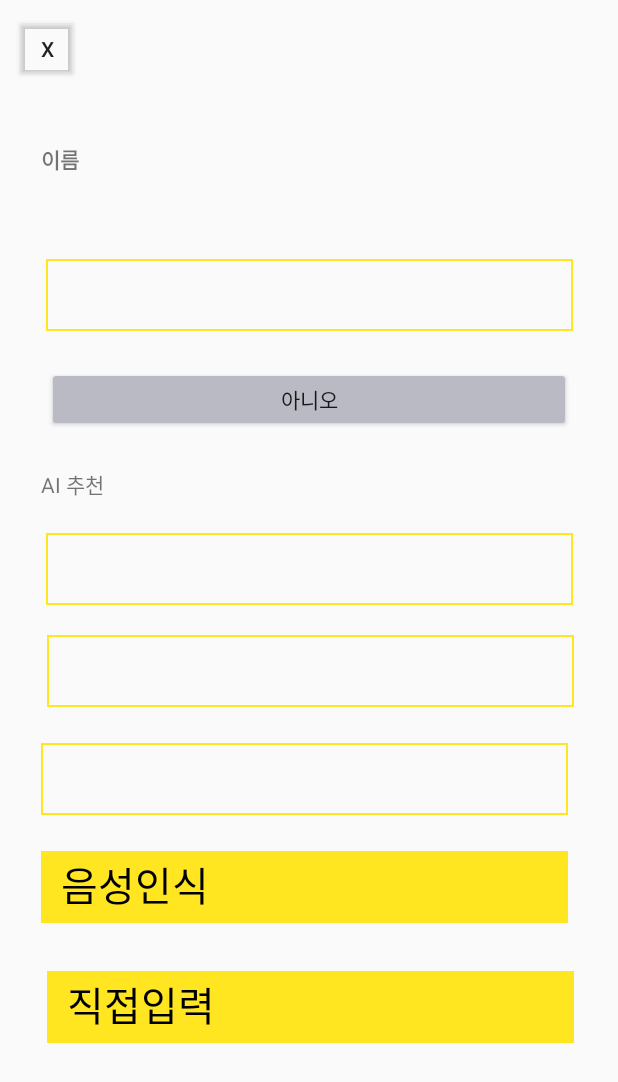
After one commit to Knock-financial-app/Knock-fin-app, an Android app built with Jetpack Compose: the EditNameActivity screen opened directly, with no data from a screen before it, on a phone screen of 412 x 824 dp. The commit adds this screen. Shown: the top 1082 px of the screen. Run offline under Robolectric (Android 15) with nearby library versions, the phone set to English and light mode, and no system bars.

Commit message:
feat: 이름 확인 페이지 구현

```diff
--- /dev/null
+++ b/app/src/main/java/com/example/myapplication/ui/check/EditNameActivity.kt
@@ -0,0 +1,164 @@
+package com.example.myapplication.ui.check
+
+import android.content.Intent
+import android.os.Bundle
+import android.util.Log
+import android.widget.Button
+import androidx.appcompat.app.AppCompatActivity
+import androidx.lifecycle.lifecycleScope
+import com.example.myapplication.R
+import com.example.myapplication.network.GeminiApi
+import com.example.myapplication.network.GeminiClient
+import com.example.myapplication.network.GeminiRequest
+import com.example.myapplication.network.GeminiResponse
+import com.example.myapplication.view.TextboxView
+//import com.example.myapplication.BuildConfig
+import kotlinx.coroutines.Dispatchers
+import kotlinx.coroutines.launch
+import kotlinx.coroutines.withContext
+import okhttp3.OkHttpClient
+import retrofit2.Retrofit
+import retrofit2.converter.gson.GsonConverterFactory
+import java.util.Properties
+import java.util.concurrent.TimeUnit
+
+
+class EditNameActivity : AppCompatActivity() {
+    private lateinit var nameTextbox : TextboxView
+    private lateinit var aiTextbox1 : TextboxView
+    private lateinit var aiTextbox2 : TextboxView
+    private lateinit var aiTextbox3 : TextboxView
+    private lateinit var voiceTextbox : TextboxView
+    private lateinit var directTextbox : TextboxView
+
+    //private val geminiApiKey = "*****"
+
+    //private val nameCache = mutableMapOf<String, List<String>>()
+
+//    // ✅ Retrofit + OkHttpClient
+//    private val geminiApi: GeminiApi by lazy {
+//        val okHttpClient = OkHttpClient.Builder()
+//            .connectTimeout(5, TimeUnit.SECONDS) // 연결 최대 5초
+//            .readTimeout(15, TimeUnit.SECONDS)   // 응답 최대 15초
+//            .retryOnConnectionFailure(true)
+//            .build()
+//
+//        val retrofit = Retrofit.Builder()
+//            .baseUrl("https://generativelanguage.googleapis.com/") // 실제 Gemini API URL
+//            .client(okHttpClient)
+//            .addConverterFactory(GsonConverterFactory.create())
+//            .build()
+//
+//        retrofit.create(GeminiApi::class.java)
+//    }
+
+    override fun onCreate(savedInstanceState: Bundle?) {
+        super.onCreate(savedInstanceState)
+        setContentView(R.layout.activity_edit_name)
+
+        nameTextbox = findViewById(R.id.NameTextbox)
+        aiTextbox1 = findViewById(R.id.AiTextbox1)
+        aiTextbox2 = findViewById(R.id.AiTextbox2)
+        aiTextbox3 = findViewById(R.id.AiTextbox3)
+        voiceTextbox = findViewById(R.id.VoiceTextbox)
+        directTextbox = findViewById(R.id.DirectTextbox)
+
+        voiceTextbox.setText("음성인식")
+        directTextbox.setText("직접입력")
+
+        //TODO intent 넘길 때 추천 이름 담아서 넘기기 or 데이터 받아서 set하기
+        listOf(aiTextbox1, aiTextbox2, aiTextbox3).forEach { aiBox ->
+            aiBox.setOnClickListener { nameTextbox.setText(aiBox.getText()) }
+        }
+
+        voiceTextbox.setOnClickListener{
+            //TODO 음성인식 기능
+        }
+        directTextbox.setOnClickListener{
+            //TODO 직접수정 기능
+        }
+
+        val noButton = findViewById<Button>(R.id.NoButton)
+        val xButton = findViewById<Button>(R.id.Xbutton)
+
+        noButton.setOnClickListener{
+            val name = nameTextbox.getText()
+            val intent = Intent(this, EditNameActivity::class.java)
+            intent.putExtra("name", name)
+            startActivity(intent)
+        }
+
+        xButton.setOnClickListener{
+            //TODO 메인페이지 구현 이후 연결
+            finish()
+        }
+
+        val name = intent.getStringExtra("name")
+        if (name != null) {
+            nameTextbox.setText(name)
+            //fetchRecommendedNames(name)
+        }
+    }
+
+//    private fun fetchRecommendedNames(baseName: String) {
+//        // 캐시 있으면 바로 세팅
+//        nameCache[baseName]?.let { cachedNames ->
+//            setNames(cachedNames)
+//            return
+//        }
+//
+//        // 로딩 표시
+//        aiTextbox1.setText("로딩중...")
+//        aiTextbox2.setText("로딩중...")
+//        aiTextbox3.setText("로딩중...")
+//
+//        lifecycleScope.launch {
+//            try {
+//                val prompt = "\"$baseName\"와 비슷한 한국 이름 3개만 한 줄씩 써줘."
+//
+//                // ✅ API 호출
+//                val response: GeminiResponse = withContext(Dispatchers.IO) {
+//                    geminiApi.generateContent(
+//                        apiKey = geminiApiKey,
+//                        request = GeminiRequest.fromPrompt(prompt)
+//                    )
+//                }
+//
+//                val names = parseNames(response)
+//                nameCache[baseName] = names // 캐싱
+//                setNames(names)
+//
+//            } catch (e: Exception) {
+//                Log.e("GeminiAPI", "Error: ${e.message}", e)
+//                aiTextbox1.setText("오류 발생")
+//                aiTextbox2.setText("다시 시도해주세요")
+//                aiTextbox3.setText("")
+//            }
+//        }
+//    }
+//
+//    // 응답에서 이름만 추출
+//    private fun parseNames(response: GeminiResponse): List<String> {
+//        val text = response.candidates
+//            ?.firstOrNull()
+//            ?.content
+//            ?.parts
+//            ?.firstOrNull()
+//            ?.text
+//
+//        return text
+//            ?.split("\n")
+//            ?.map { it.trim() }
+//            ?.filter { it.isNotEmpty() && !it.contains(":") && !it.startsWith("-") }
+//            ?.take(3)
+//            ?: listOf("추천1", "추천2", "추천3")
+//    }
+//
+//    // UI에 이름 세팅
+//    private fun setNames(names: List<String>) {
+//        aiTextbox1.setText(names.getOrNull(0) ?: "추천1")
+//        aiTextbox2.setText(names.getOrNull(1) ?: "추천2")
+//        aiTextbox3.setText(names.getOrNull(2) ?: "추천3")
+//    }
+//
+}
--- a/app/src/main/java/com/example/myapplication/IdCardRecognitionActivity.kt
+++ b/app/src/main/java/com/example/myapplication/ui/idcard/IdCardRecognitionActivity.kt
@@ -1,4 +1,4 @@
-package com.example.myapplication
+package com.example.myapplication.ui.idcard
 
 import android.Manifest
 import android.content.Intent
@@ -13,6 +13,7 @@ import androidx.camera.lifecycle.ProcessCameraProvider
 import androidx.camera.view.PreviewView
 import androidx.core.app.ActivityCompat
 import androidx.core.content.ContextCompat
+import com.example.myapplication.R
 import com.example.myapplication.data.IdCardInfo
 import com.example.myapplication.view.OverlayView
 import com.google.mlkit.vision.common.InputImage
--- a/app/src/main/java/com/example/myapplication/IdCardResulActivity.kt
+++ b/app/src/main/java/com/example/myapplication/ui/idcard/IdCardResulActivity.kt
@@ -1,4 +1,4 @@
-package com.example.myapplication
+package com.example.myapplication.ui.idcard
 
 import android.graphics.BitmapFactory
 import android.os.Bundle
@@ -6,6 +6,7 @@ import android.widget.Button
 import android.widget.ImageView
 import android.widget.TextView
 import androidx.appcompat.app.AppCompatActivity
+import com.example.myapplication.R
 import com.example.myapplication.data.IdCardInfo
 import java.io.File
 
--- /dev/null
+++ b/app/src/main/java/com/example/myapplication/view/TextboxView.kt
@@ -0,0 +1,59 @@
+package com.example.myapplication.view
+
+import android.content.Context
+import android.graphics.Canvas
+import android.graphics.Color
+import android.graphics.Paint
+import android.util.AttributeSet
+import android.view.View
+import androidx.compose.ui.text.TextPainter.paint
+
+class TextboxView @JvmOverloads constructor(
+    context: Context,
+    attrs: AttributeSet? = null,
+    defStyleAttr: Int = 0
+) : View(context, attrs, defStyleAttr) {
+
+//    private val paint = Paint().apply {
+//        color = Color.WHITE       // 배경 색
+//        style = Paint.Style.FILL
+//        isAntiAlias = true
+//    }
+
+    private val borderPaint = Paint().apply {
+        color = Color.parseColor("#FFE621")    // 테두리 색
+        style = Paint.Style.STROKE
+        strokeWidth = 4f
+        isAntiAlias = true
+    }
+
+    private val textPaint = Paint().apply {
+        color = Color.BLACK
+        textSize = 40f
+        isAntiAlias = true
+    }
+
+    // 텍스트 저장용 프로퍼티
+    private var _text: String = ""
+
+    // getter / setter
+    fun getText(): String = _text
+
+    fun setText(value: String) {
+        _text = value
+        invalidate() // 값 바뀌면 다시 그리기
+    }
+
+    override fun onDraw(canvas: Canvas) {
+        super.onDraw(canvas)
+        // 배경 사각형
+//        canvas.drawRect(0f, 0f, width.toFloat(), height.toFloat(), paint)
+        // 테두리
+        canvas.drawRect(0f, 0f, width.toFloat(), height.toFloat(), borderPaint)
+
+        // 텍스트 중앙 정렬
+        val x = 20f
+        val y = height / 2f - (textPaint.descent() + textPaint.ascent()) / 2
+        canvas.drawText(_text, x, y, textPaint)
+    }
+}
--- /dev/null
+++ b/app/src/main/res/layout/activity_edit_name.xml
@@ -0,0 +1,123 @@
+<?xml version="1.0" encoding="utf-8"?>
+<androidx.constraintlayout.widget.ConstraintLayout xmlns:android="http://schemas.android.com/apk/res/android"
+    xmlns:app="http://schemas.android.com/apk/res-auto"
+    xmlns:tools="http://schemas.android.com/tools"
+    android:layout_width="match_parent"
+    android:layout_height="match_parent">
+
+    <Button
+        android:id="@+id/Xbutton"
+        android:layout_width="43dp"
+        android:layout_height="45dp"
+        android:layout_marginStart="10dp"
+        android:layout_marginTop="10dp"
+        android:backgroundTint="#00FFFFFF"
+        android:text="X"
+        app:layout_constraintStart_toStartOf="parent"
+        app:layout_constraintTop_toTopOf="parent" />
+
+    <TextView
+        android:id="@+id/Name"
+        android:layout_width="wrap_content"
+        android:layout_height="wrap_content"
+        android:layout_marginTop="40dp"
+        android:text="이름"
+        android:textStyle="bold"
+        app:layout_constraintEnd_toEndOf="parent"
+        app:layout_constraintHorizontal_bias="0.07"
+        app:layout_constraintStart_toStartOf="parent"
+        app:layout_constraintTop_toBottomOf="@+id/Xbutton" />
+
+    <view
+        android:id="@+id/NameTextbox"
+        class="com.example.myapplication.view.TextboxView"
+        android:layout_width="351dp"
+        android:layout_height="48dp"
+        android:layout_marginTop="56dp"
+        app:layout_constraintEnd_toEndOf="parent"
+        app:layout_constraintStart_toStartOf="parent"
+        app:layout_constraintTop_toBottomOf="@+id/Name" />
+
+    <view
+        android:id="@+id/AiTextbox1"
+        class="com.example.myapplication.view.TextboxView"
+        android:layout_width="351dp"
+        android:layout_height="48dp"
+        android:layout_marginTop="22dp"
+        app:layout_constraintEnd_toEndOf="parent"
+        app:layout_constraintStart_toStartOf="parent"
+        app:layout_constraintTop_toBottomOf="@+id/AiText" />
+
+    <view
+        android:id="@+id/AiTextbox2"
+        class="com.example.myapplication.view.TextboxView"
+        android:layout_width="351dp"
+        android:layout_height="48dp"
+        android:layout_marginTop="20dp"
+        app:layout_constraintEnd_toEndOf="parent"
+        app:layout_constraintHorizontal_bias="0.516"
+        app:layout_constraintStart_toStartOf="parent"
+        app:layout_constraintTop_toBottomOf="@+id/AiTextbox1" />
+
+    <view
+        android:id="@+id/AiTextbox3"
+        class="com.example.myapplication.view.TextboxView"
+        android:layout_width="351dp"
+        android:layout_height="48dp"
+        android:layout_marginTop="24dp"
+        app:layout_constraintEnd_toEndOf="parent"
+        app:layout_constraintHorizontal_bias="0.45"
+        app:layout_constraintStart_toStartOf="parent"
+        app:layout_constraintTop_toBottomOf="@+id/AiTextbox2" />
+
+    <view
+        android:id="@+id/VoiceTextbox"
+        class="com.example.myapplication.view.TextboxView"
+        android:layout_width="351dp"
+        android:layout_height="48dp"
+        android:layout_marginTop="24dp"
+        android:background="#FFE621"
+        app:layout_constraintEnd_toEndOf="parent"
+        app:layout_constraintHorizontal_bias="0.45"
+        app:layout_constraintStart_toStartOf="parent"
+        app:layout_constraintTop_toBottomOf="@+id/AiTextbox3" />
+
+    <view
+        android:id="@+id/DirectTextbox"
+        class="com.example.myapplication.view.TextboxView"
+        android:layout_width="351dp"
+        android:layout_height="48dp"
+        android:layout_marginTop="32dp"
+        android:background="#FFE621"
+        app:layout_constraintBottom_toBottomOf="parent"
+        app:layout_constraintEnd_toEndOf="parent"
+        app:layout_constraintHorizontal_bias="0.516"
+        app:layout_constraintStart_toStartOf="parent"
+        app:layout_constraintTop_toBottomOf="@+id/VoiceTextbox"
+        app:layout_constraintVertical_bias="0.0" />
+
+    <Button
+        android:id="@+id/NoButton"
+        android:layout_width="349dp"
+        android:layout_height="43dp"
+        android:backgroundTint="#BABAC5"
+        android:text="아니오"
+        app:layout_constraintBottom_toBottomOf="parent"
+        app:layout_constraintEnd_toEndOf="parent"
+        app:layout_constraintHorizontal_bias="0.498"
+        app:layout_constraintStart_toStartOf="parent"
+        app:layout_constraintTop_toBottomOf="@+id/NameTextbox"
+        app:layout_constraintVertical_bias="0.043" />
+
+    <TextView
+        android:id="@+id/AiText"
+        android:layout_width="wrap_content"
+        android:layout_height="wrap_content"
+        android:layout_marginTop="24dp"
+        android:text="AI 추천"
+        app:layout_constraintEnd_toEndOf="parent"
+        app:layout_constraintHorizontal_bias="0.073"
+        app:layout_constraintStart_toStartOf="parent"
+        app:layout_constraintTop_toBottomOf="@+id/NoButton" />
+
+</androidx.constraintlayout.widget.ConstraintLayout>
```
Also changed, not shown: app/src/main/AndroidManifest.xml (+7 -3 lines), app/src/main/java/com/example/myapplication/ui/check/CheckNameActivity.kt (added, +52 -0 lines), app/src/main/res/layout/activity_check_name.xml (added, +76 -0 lines).
